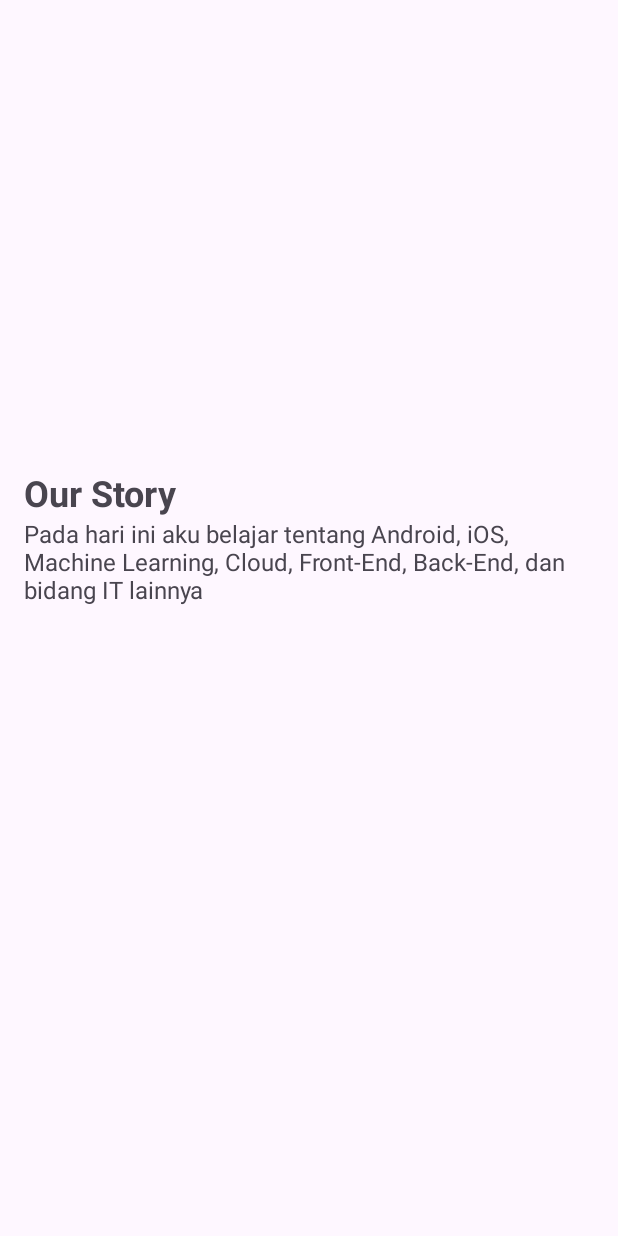
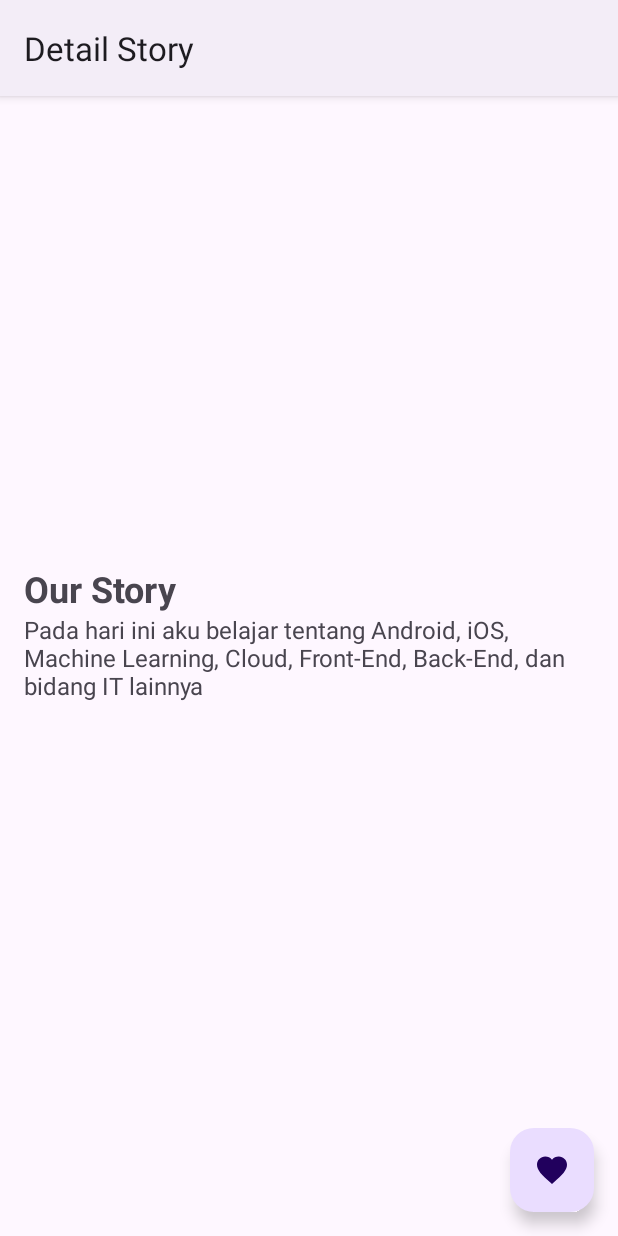
Before and after one commit to LutfiNurRohmah/StoryApp, an Android app: the DetailStoryActivity screen opened directly, with no data from a screen before it, on a phone screen of 412 x 824 dp. Run offline under Robolectric (Android 15) with nearby library versions, the phone set to English and light mode, and no system bars; our stand-ins replace Room's generated code; pictures from the network do not load; 1 statement that could not run was skipped.

Commit message:
feat: create favorite story menu

```diff
--- a/app/build.gradle.kts
+++ b/app/build.gradle.kts
@@ -3,6 +3,7 @@ plugins {
     id("org.jetbrains.kotlin.android")
     id("com.google.android.libraries.mapsplatform.secrets-gradle-plugin")
     id("com.google.devtools.ksp")
+    id("kotlin-parcelize")
 }
 
 android {
--- a/app/src/main/java/com/lutfi/storyapp/data/api/retrofit/ApiService.kt
+++ b/app/src/main/java/com/lutfi/storyapp/data/api/retrofit/ApiService.kt
@@ -40,7 +40,7 @@ interface ApiService {
 
     @GET("stories/{id}")
     suspend fun getDetailStory(
-        @Path("id") id: String?
+        @Path("id") id: String
     ): DetailStoryResponse
 
     @Multipart
--- /dev/null
+++ b/app/src/main/java/com/lutfi/storyapp/data/database/FavoriteStory.kt
@@ -0,0 +1,34 @@
+package com.lutfi.storyapp.data.database
+
+import android.os.Parcelable
+import androidx.room.Entity
+import androidx.room.PrimaryKey
+import com.google.gson.annotations.SerializedName
+import kotlinx.parcelize.Parcelize
+
+@Entity(tableName = "favorite_stories")
+@Parcelize
+data class FavoriteStory(
+    @field:SerializedName("photoUrl")
+    var photoUrl: String? = null,
+
+    @field:SerializedName("createdAt")
+    var createdAt: String? = null,
+
+    @field:SerializedName("name")
+    var name: String? = null,
+
+    @field:SerializedName("description")
+    var description: String? = null,
+
+    @field:SerializedName("lon")
+    var lon: Double? = 0.0,
+
+    @PrimaryKey
+    @field:SerializedName("id")
+    var id: String = "",
+
+    @field:SerializedName("lat")
+    var lat: Double? = 0.0
+
+) : Parcelable
--- a/app/src/main/java/com/lutfi/storyapp/data/database/StoryDatabase.kt
+++ b/app/src/main/java/com/lutfi/storyapp/data/database/StoryDatabase.kt
@@ -7,8 +7,8 @@ import androidx.room.RoomDatabase
 import com.lutfi.storyapp.data.api.response.ListStoryItem
 
 @Database(
-    entities = [ListStoryItem::class, RemoteKeys::class],
-    version = 2,
+    entities = [ListStoryItem::class, RemoteKeys::class, FavoriteStory::class],
+    version = 3,
     exportSchema = false
 )
 abstract class StoryDatabase : RoomDatabase() {
--- a/app/src/main/java/com/lutfi/storyapp/view/ViewModelFactory.kt
+++ b/app/src/main/java/com/lutfi/storyapp/view/ViewModelFactory.kt
@@ -7,6 +7,7 @@ import com.lutfi.storyapp.data.UserRepository
 import com.lutfi.storyapp.di.Injection
 import com.lutfi.storyapp.view.addstory.AddStoryViewModel
 import com.lutfi.storyapp.view.detailstory.DetailStoryViewModel
+import com.lutfi.storyapp.view.favoritestory.FavoriteStoryViewModel
 import com.lutfi.storyapp.view.login.LoginViewModel
 import com.lutfi.storyapp.view.main.MainViewModel
 import com.lutfi.storyapp.view.maps.MapsViewModel
@@ -34,6 +35,9 @@ class ViewModelFactory private constructor(private val repository: UserRepositor
             modelClass.isAssignableFrom(MapsViewModel::class.java) -> {
                 MapsViewModel(repository) as T
             }
+            modelClass.isAssignableFrom(FavoriteStoryViewModel::class.java) -> {
+                FavoriteStoryViewModel(repository) as T
+            }
             else -> throw IllegalArgumentException("Unknown ViewModel class: " + modelClass.name)
         }
     }
--- a/app/src/main/java/com/lutfi/storyapp/view/detailstory/DetailStoryViewModel.kt
+++ b/app/src/main/java/com/lutfi/storyapp/view/detailstory/DetailStoryViewModel.kt
@@ -6,6 +6,7 @@ import androidx.lifecycle.ViewModel
 import androidx.lifecycle.viewModelScope
 import com.lutfi.storyapp.data.UserRepository
 import com.lutfi.storyapp.data.api.response.Story
+import com.lutfi.storyapp.data.database.FavoriteStory
 import kotlinx.coroutines.launch
 
 class DetailStoryViewModel(private val repository: UserRepository): ViewModel() {
@@ -16,8 +17,8 @@ class DetailStoryViewModel(private val repository: UserRepository): ViewModel()
     private val _messages = MutableLiveData<String?>()
     val messages: LiveData<String?> = _messages
 
-    private val _detailStory = MutableLiveData<Story?>()
-    val detailStory: LiveData<Story?> = _detailStory
+    private val _detailStory = MutableLiveData<Story>()
+    val detailStory: LiveData<Story> = _detailStory
     fun getDetail(id: String) {
         _isLoading.value = true
         viewModelScope.launch {
@@ -26,4 +27,18 @@ class DetailStoryViewModel(private val repository: UserRepository): ViewModel()
             _detailStory.value = client
         }
     }
+
+    fun insertFavorite(favoriteStory: FavoriteStory) {
+        viewModelScope.launch {
+            repository.insertFavorite(favoriteStory)
+        }
+    }
+
+    fun deleteFavorite(favoriteStory: FavoriteStory) {
+        viewModelScope.launch {
+            repository.deleteFavorite(favoriteStory)
+        }
+    }
+
+    fun getFavoriteStoryById(id: String): LiveData<FavoriteStory> = repository.getFavoriteStoryById(id)
 }
--- a/app/src/main/java/com/lutfi/storyapp/view/main/MainActivity.kt
+++ b/app/src/main/java/com/lutfi/storyapp/view/main/MainActivity.kt
@@ -12,6 +12,7 @@ import com.lutfi.storyapp.R
 import com.lutfi.storyapp.databinding.ActivityMainBinding
 import com.lutfi.storyapp.view.ViewModelFactory
 import com.lutfi.storyapp.view.addstory.AddStoryActivity
+import com.lutfi.storyapp.view.favoritestory.FavoriteStoryActivity
 import com.lutfi.storyapp.view.maps.MapsActivity
 import com.lutfi.storyapp.view.welcome.WelcomeActivity
 
@@ -53,6 +54,9 @@ class MainActivity : AppCompatActivity() {
         } else if (item.itemId == R.id.menu_maps) {
             val intent = Intent(this, MapsActivity::class.java)
             startActivity(intent)
+        } else if (item.itemId == R.id.menu_favorite) {
+            val intent = Intent(this, FavoriteStoryActivity::class.java)
+            startActivity(intent)
         }
         return super.onOptionsItemSelected(item)
     }
--- /dev/null
+++ b/app/src/main/res/drawable/baseline_favorite_border_24.xml
@@ -0,0 +1,5 @@
+<vector android:height="24dp" android:tint="#000000"
+    android:viewportHeight="24" android:viewportWidth="24"
+    android:width="24dp" xmlns:android="http://schemas.android.com/apk/res/android">
+    <path android:fillColor="@android:color/white" android:pathData="M16.5,3c-1.74,0 -3.41,0.81 -4.5,2.09C10.91,3.81 9.24,3 7.5,3 4.42,3 2,5.42 2,8.5c0,3.78 3.4,6.86 8.55,11.54L12,21.35l1.45,-1.32C18.6,15.36 22,12.28 22,8.5 22,5.42 19.58,3 16.5,3zM12.1,18.55l-0.1,0.1 -0.1,-0.1C7.14,14.24 4,11.39 4,8.5 4,6.5 5.5,5 7.5,5c1.54,0 3.04,0.99 3.57,2.36h1.87C13.46,5.99 14.96,5 16.5,5c2,0 3.5,1.5 3.5,3.5 0,2.89 -3.14,5.74 -7.9,10.05z"/>
+</vector>
--- a/app/src/main/res/layout/activity_detail_story.xml
+++ b/app/src/main/res/layout/activity_detail_story.xml
@@ -1,10 +1,14 @@
 <?xml version="1.0" encoding="utf-8"?>
-<ScrollView xmlns:android="http://schemas.android.com/apk/res/android"
+<RelativeLayout xmlns:android="http://schemas.android.com/apk/res/android"
     xmlns:app="http://schemas.android.com/apk/res-auto"
     xmlns:tools="http://schemas.android.com/tools"
     android:layout_width="match_parent"
     android:layout_height="match_parent"
     tools:context=".view.detailstory.DetailStoryActivity">
+
+    <ScrollView
+        android:layout_width="match_parent"
+        android:layout_height="match_parent">
 
         <androidx.constraintlayout.widget.ConstraintLayout
             android:layout_width="match_parent"
@@ -59,5 +63,17 @@
                 tools:visibility="visible" />
 
         </androidx.constraintlayout.widget.ConstraintLayout>
+    </ScrollView>
 
-</ScrollView>
+    <com.google.android.material.floatingactionbutton.FloatingActionButton
+        android:id="@+id/fab_favorite"
+        android:layout_width="wrap_content"
+        android:layout_height="wrap_content"
+        android:layout_margin="16dp"
+        android:foregroundGravity="bottom"
+        app:fabSize="normal"
+        android:layout_alignParentBottom="true"
+        android:layout_alignParentEnd="true"
+        app:srcCompat="@drawable/baseline_favorite_24" />
+
+</RelativeLayout>
--- a/app/src/main/res/values/strings.xml
+++ b/app/src/main/res/values/strings.xml
@@ -28,4 +28,7 @@
     <string name="kembali">Kembali</string>
     <string name="register_gagal">Register Gagal</string>
     <string name="title_favorite">Favorite Story</string>
+    <string name="detail_story">Detail Story</string>
+    <string name="favorite_story">Favorite Story</string>
+    <string name="story_app">Story App</string>
 </resources>
```
Also changed, not shown: app/src/main/AndroidManifest.xml (+6 -1 lines), app/src/main/java/com/lutfi/storyapp/data/UserRepository.kt (+18 -1 lines), app/src/main/java/com/lutfi/storyapp/data/api/response/DetailStoryResponse.kt (+4 -4 lines), app/src/main/java/com/lutfi/storyapp/data/database/StoryDao.kt (+14 -0 lines), app/src/main/java/com/lutfi/storyapp/view/detailstory/DetailStoryActivity.kt (+46 -6 lines), app/src/main/java/com/lutfi/storyapp/view/favoritestory/FavStoryDiffCallback.kt (added, +21 -0 lines), app/src/main/java/com/lutfi/storyapp/view/favoritestory/FavoriteStoryActivity.kt (added, +40 -0 lines), app/src/main/java/com/lutfi/storyapp/view/favoritestory/FavoriteStoryAdapter.kt (added, +60 -0 lines), app/src/main/java/com/lutfi/storyapp/view/favoritestory/FavoriteStoryViewModel.kt (added, +10 -0 lines), app/src/main/res/layout/activity_favorite_story.xml (added, +33 -0 lines). Lines whose indentation alone changed are shown as unchanged.
